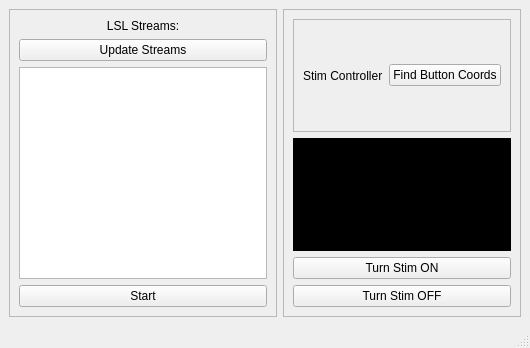
This is ui_files/toggle_stim.ui in fer-rplazas/gui-apps as Qt 5 draws it before an edit. The edited form follows.
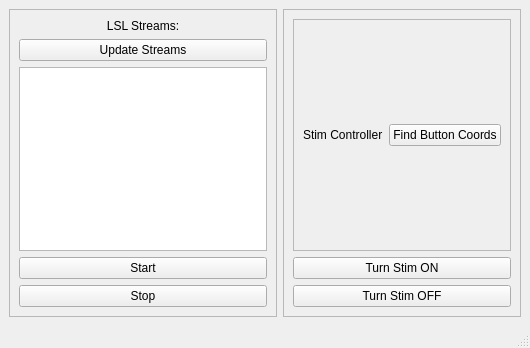
This is the edited form.

Commit message: Add LSL control

The edit to the form file:
```diff
--- a/ui_files/toggle_stim.ui
+++ b/ui_files/toggle_stim.ui
@@ -51,6 +51,13 @@
          </property>
         </widget>
        </item>
+       <item>
+        <widget class="QPushButton" name="StopBtn">
+         <property name="text">
+          <string>Stop</string>
+         </property>
+        </widget>
+       </item>
       </layout>
      </widget>
     </item>
@@ -89,22 +96,6 @@
          </layout>
         </widget>
        </item>
-       <item>
-        <widget class="QFrame" name="frame_4">
-         <property name="autoFillBackground">
-          <bool>false</bool>
-         </property>
-         <property name="styleSheet">
-          <string notr="true">background-color: rgb(0, 0, 0)</string>
-         </property>
-         <property name="frameShape">
-          <enum>QFrame::StyledPanel</enum>
-         </property>
-         <property name="frameShadow">
-          <enum>QFrame::Raised</enum>
-         </property>
-        </widget>
-       </item>
        <item>
         <widget class="QPushButton" name="TurnStimONBtn">
          <property name="text">
```
The commit also changes 1 other file.
